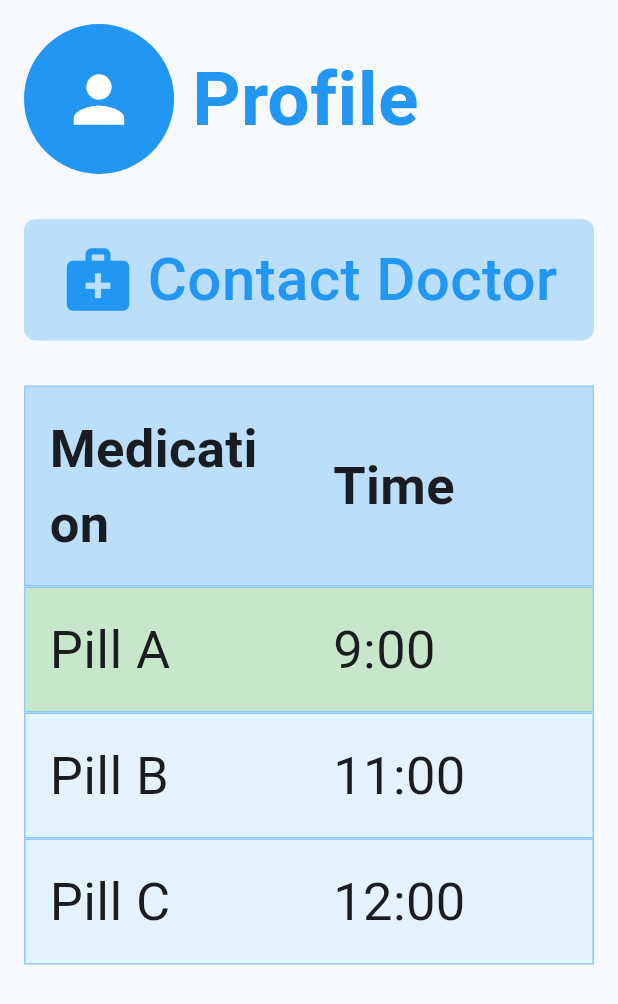
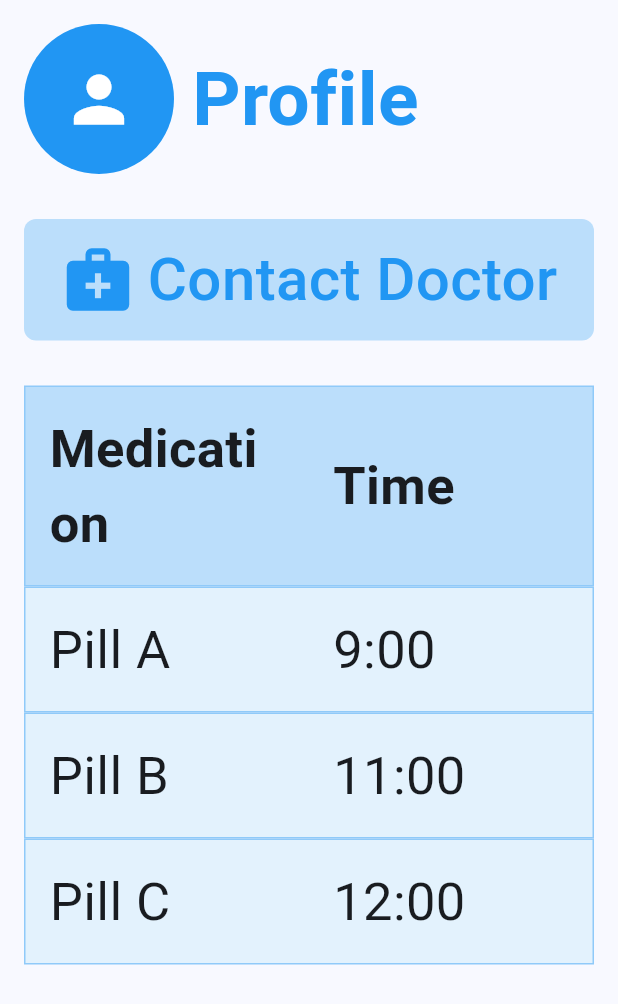
Before and after one commit to arnasbrad/flutter_app, a Flutter app: the ScheduleScreen screen opened directly, on a phone screen of 412 x 824 dp. Shown: the top 1004 px of the screen. Run offline on Flutter 3.47's test engine with Material 3 defaults, Android fonts, the phone set to English and light mode, and no system bars.

Commit message:
fixes, notification

```diff
--- a/lib/screens/schedule/components/medication_table.dart
+++ b/lib/screens/schedule/components/medication_table.dart
@@ -10,7 +10,7 @@ class MedicationTable extends StatefulWidget {
 class _MedicationTableState extends State<MedicationTable> {
   // Move medications to state so we can modify it
   final List<Map<String, dynamic>> _medications = [
-    {'name': 'Pill A', 'time': '9:00', 'taken': true},
+    {'name': 'Pill A', 'time': '9:00', 'taken': false},
     {'name': 'Pill B', 'time': '11:00', 'taken': false},
     {'name': 'Pill C', 'time': '12:00', 'taken': false},
   ];
--- a/lib/screens/schedule/schedule_screen.dart
+++ b/lib/screens/schedule/schedule_screen.dart
@@ -1,10 +1,44 @@
 import 'package:flutter/material.dart';
+import 'dart:async';
 import 'components/contact_doctor_button.dart';
 import 'components/medication_table.dart';
 import 'components/profile_header.dart';
 
-class ScheduleScreen extends StatelessWidget {
+class ScheduleScreen extends StatefulWidget {
   const ScheduleScreen({super.key});
+
+  @override
+  State<ScheduleScreen> createState() => _ScheduleScreenState();
+}
+
+class _ScheduleScreenState extends State<ScheduleScreen> {
+  @override
+  void initState() {
+    super.initState();
+    Timer(const Duration(seconds: 5), () {
+      if (mounted) {
+        ScaffoldMessenger.of(context).showMaterialBanner(
+          MaterialBanner(
+            padding: const EdgeInsets.all(20),
+            content: const Text(
+              'Time to take Pill A!',
+              style: TextStyle(fontSize: 35),
+            ),
+            leading: const Icon(Icons.notifications_active, color: Colors.blue, size: 40),
+            backgroundColor: Colors.blue.shade50,
+            actions: [
+              TextButton(
+                onPressed: () {
+                  ScaffoldMessenger.of(context).hideCurrentMaterialBanner();
+                },
+                child: const Text('Dismiss', style: TextStyle(fontSize: 30),),
+              ),
+            ],
+          ),
+        );
+      }
+    });
+  }
 
   @override
   Widget build(BuildContext context) {
```
